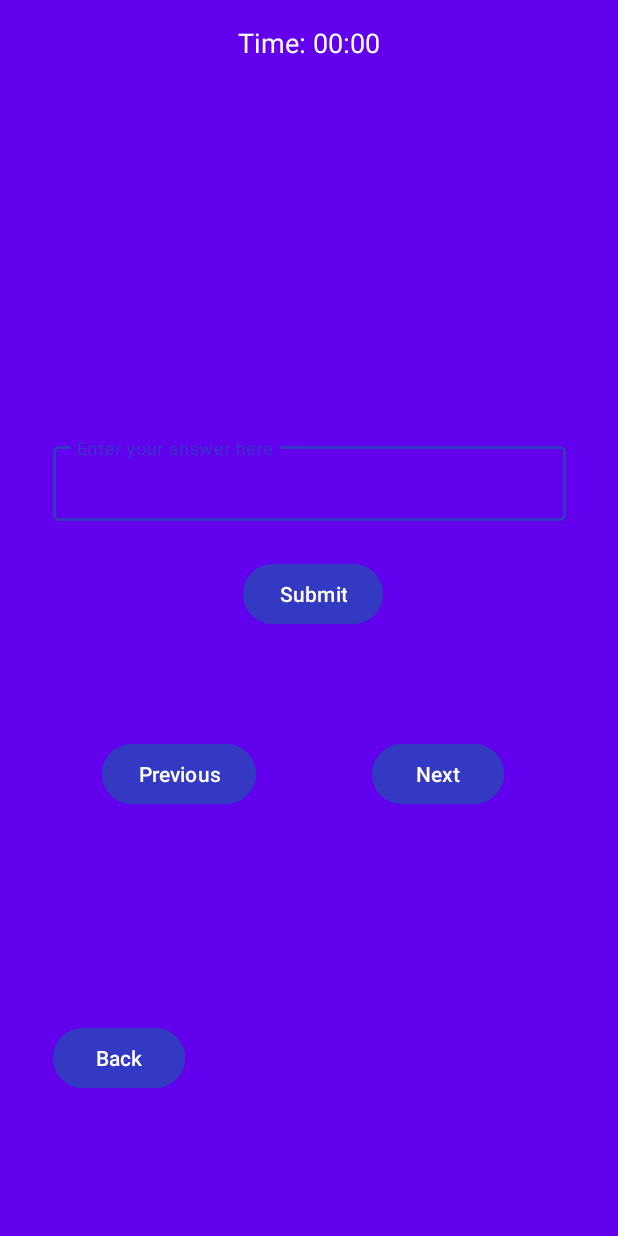
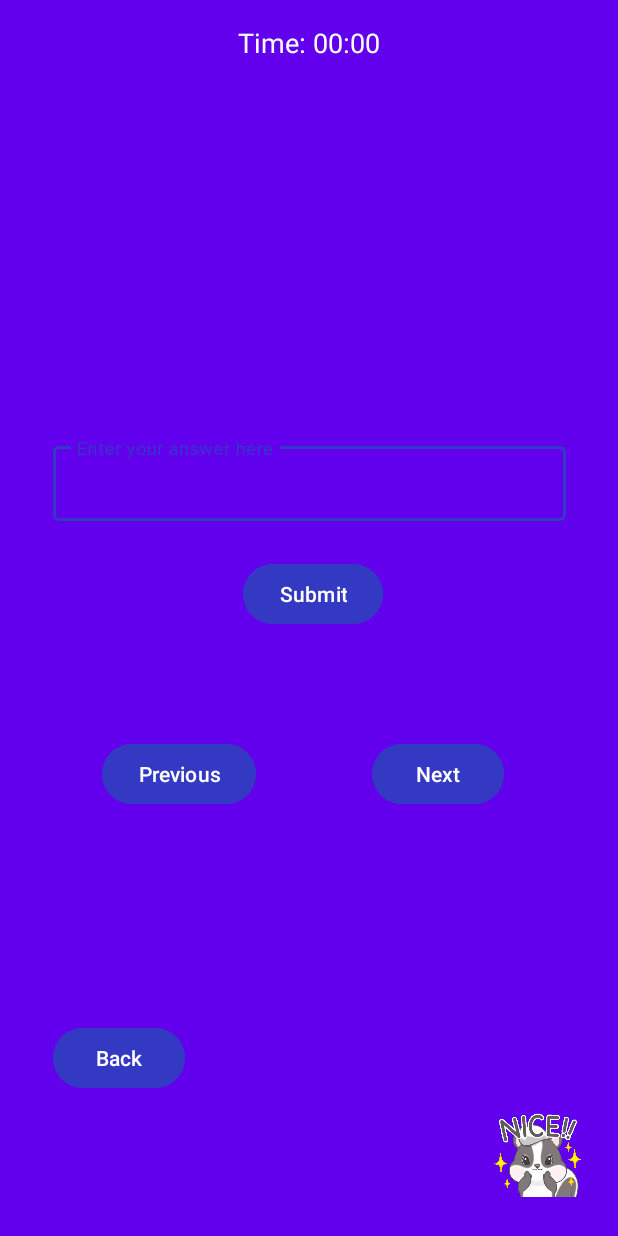
Before and after one commit to MAD2023-Team4/23-CacheFlash, an Android app: the layout activity_testyourself.xml on its own in the app's theme, with its tools: preview values and no code run, on a phone screen of 412 x 824 dp. Run offline under Robolectric (Android 15) with nearby library versions, the phone set to English and light mode, and no system bars.

Commit message:
final design changes

```diff
--- a/app/src/main/java/sg/edu/np/mad/madasgcacheflash/FlashcardAdapter.java
+++ b/app/src/main/java/sg/edu/np/mad/madasgcacheflash/FlashcardAdapter.java
@@ -49,7 +49,7 @@ public class FlashcardAdapter extends RecyclerView.Adapter<FlashcardViewHolder>
             holder.imageView.setImageResource(flashcard.getImageResourceId());
         } else {
             // If imageResourceId is null or 0, set a default picture here
-            holder.imageView.setImageResource(R.drawable.france); // Replace "default_image" with the resource ID of your default image
+            holder.imageView.setImageResource(R.drawable.defaultlearningimage); // Replace "default_image" with the resource ID of your default image
         }
 
         holder.itemView.setOnClickListener(new View.OnClickListener() {
--- a/app/src/main/res/layout/activity_testyourself.xml
+++ b/app/src/main/res/layout/activity_testyourself.xml
@@ -7,7 +7,6 @@
     android:layout_height="match_parent"
     android:background="@color/backgroundcolor"
     tools:context=".Testyourself">
-
     <ViewFlipper
         android:id="@+id/view_flipper"
         android:layout_width="match_parent"
@@ -16,6 +15,8 @@
 
 
     </ViewFlipper>
+
+
 
 
 
@@ -138,4 +139,14 @@
         app:layout_constraintEnd_toEndOf="parent"
         app:layout_constraintStart_toStartOf="parent"
         android:layout_marginTop="16dp"/>
+
+    <ImageView
+        android:id="@+id/imageView10"
+        android:layout_width="77dp"
+        android:layout_height="88dp"
+        android:layout_marginStart="320dp"
+        android:layout_marginBottom="10dp"
+        app:layout_constraintBottom_toBottomOf="parent"
+        app:layout_constraintStart_toStartOf="parent"
+        app:srcCompat="@drawable/skunk" />
 </androidx.constraintlayout.widget.ConstraintLayout>
```
Also changed, not shown: app/src/main/java/sg/edu/np/mad/madasgcacheflash/Testyourself.java (+10 -0 lines), app/src/main/res/drawable/defaultlearningimage.png (added).
